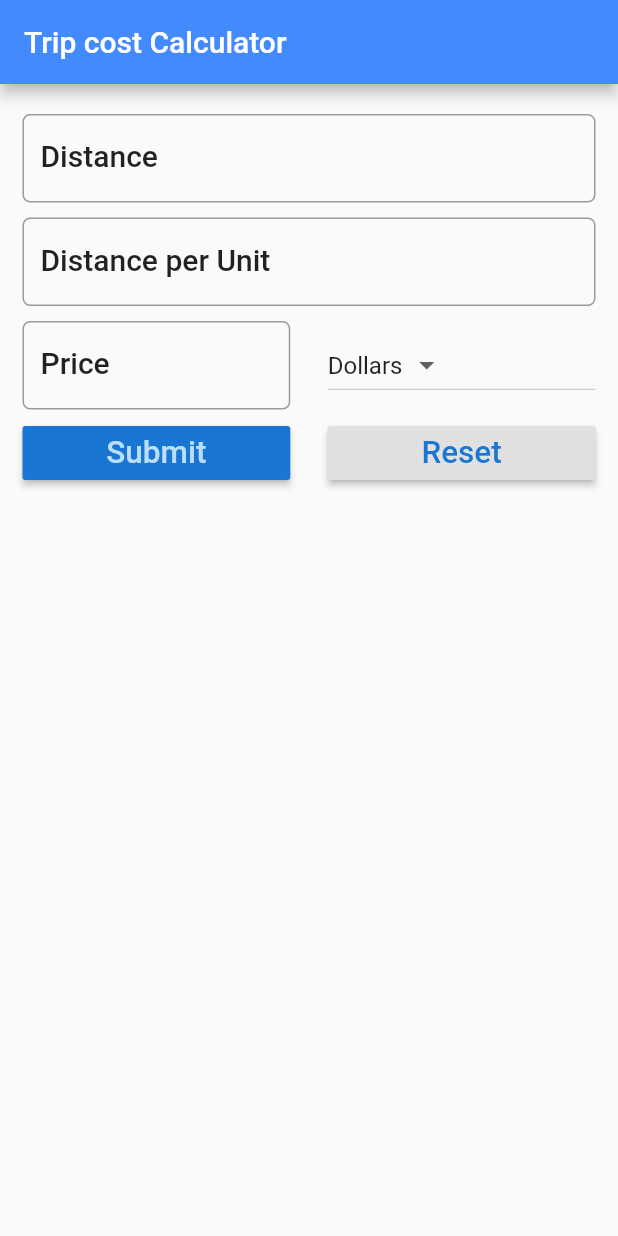
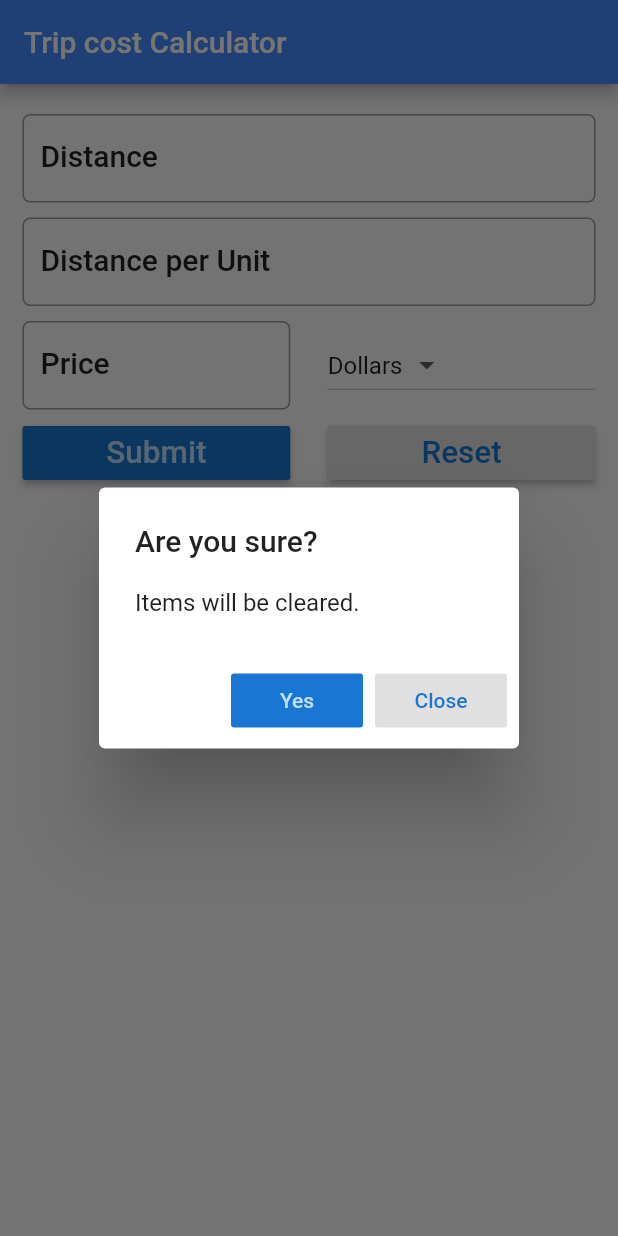
Before and after one commit to poudelmadhav/trip_cost_calculator, a Flutter app: the screen it shows after launch, after a tap on "Reset", on a phone screen of 412 x 824 dp. Run offline on Flutter 3.47's test engine with Material 2 defaults, Android fonts, the phone set to English and light mode, and no system bars.

Commit message:
alert dialog added to confirm clear text

```diff
--- a/lib/main.dart
+++ b/lib/main.dart
@@ -140,7 +140,7 @@ class _MyHomePageState extends State<FuelForm> {
                     textColor: Theme.of(context).primaryColorDark,
                     onPressed: () {
                       setState(() {
-                        _reset();
+                        _showConfirmDialogBox(context);
                       });
                     },
                     child: Text(
@@ -186,4 +186,36 @@ class _MyHomePageState extends State<FuelForm> {
       result = '';
     });
   }
+
+  void _showConfirmDialogBox(BuildContext context) {
+    AlertDialog alert = AlertDialog(
+      title: Text('Are you sure?'),
+      content: Text('Items will be cleared.'),
+      actions: <Widget>[
+        FlatButton(
+          color: Theme.of(context).primaryColorDark,
+          textColor: Theme.of(context).primaryColorLight,
+          onPressed: () {
+            _reset();
+            Navigator.of(context).pop();
+          },
+          child: Text('Yes'),
+        ),
+        FlatButton(
+          color: Theme.of(context).buttonColor,
+          textColor: Theme.of(context).primaryColorDark,
+          onPressed: () {
+            Navigator.of(context).pop();
+          },
+          child: Text('Close'),
+        ),
+      ],
+    );
+    showDialog(
+      context: context,
+      builder: (BuildContext context) {
+        return alert;
+      },
+    );
+  }
 }
```
